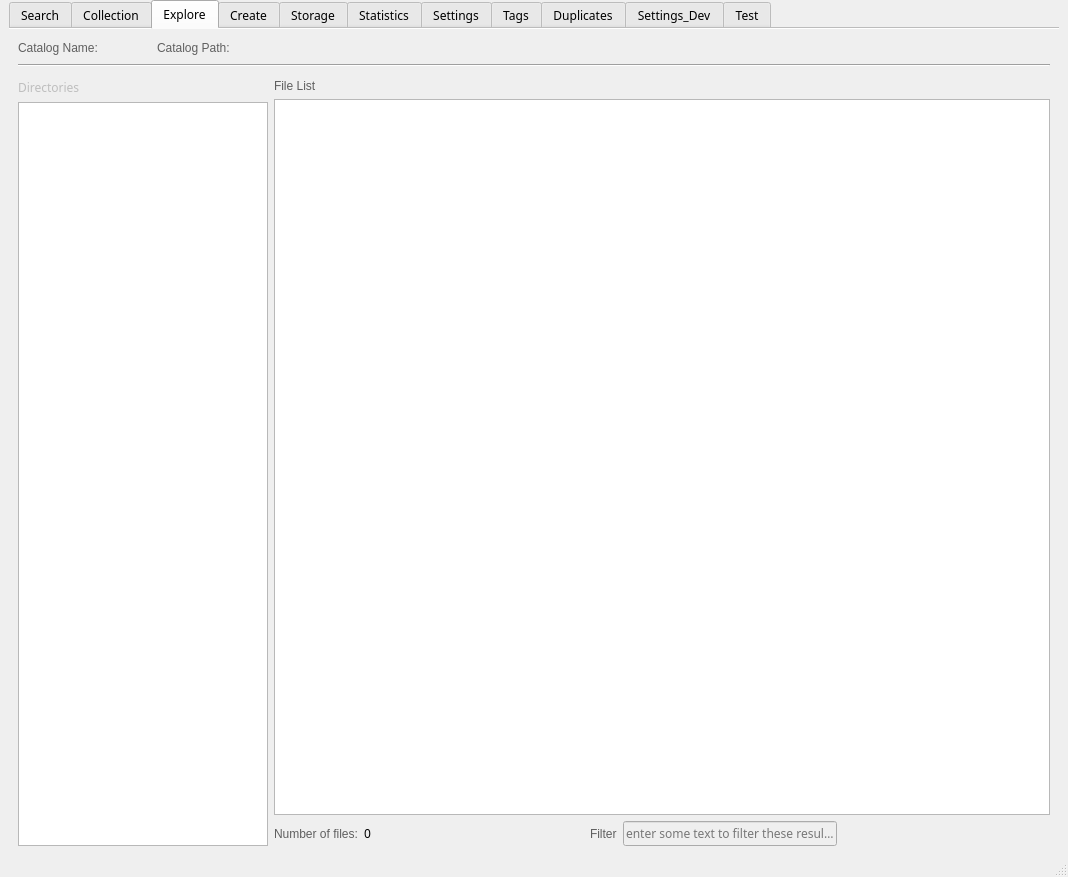
Qt form mainwindow.ui (StephaneCouturier/Katalog) before a commit.
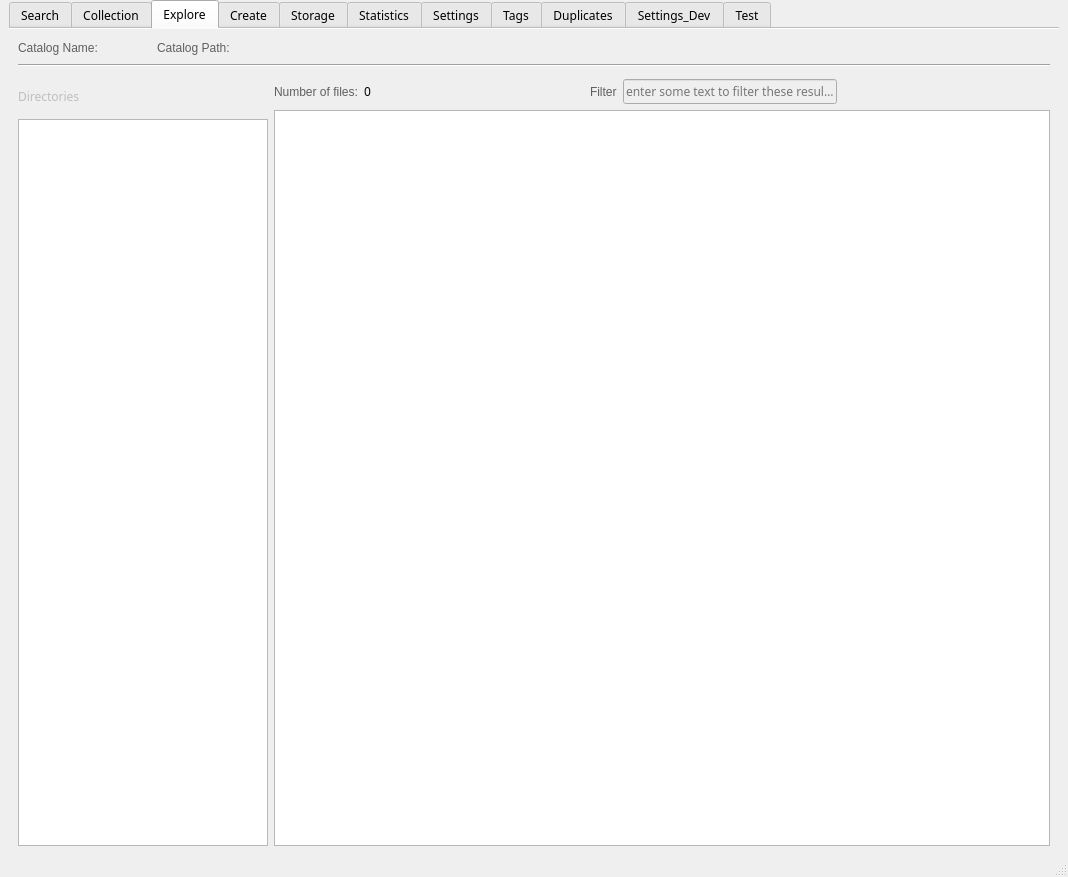
The same form after that commit. The open tabs and pages were chosen to show the change. Icons and pictures are not drawn. Custom widgets are drawn as their Qt base class.

Commit message: https://github.com/StephaneCouturier/Katalog/issues/79

What changed in the file:
```diff
--- a/mainwindow.ui
+++ b/mainwindow.ui
@@ -1685,6 +1685,12 @@
               <property name="enabled">
                <bool>false</bool>
               </property>
+              <property name="minimumSize">
+               <size>
+                <width>0</width>
+                <height>34</height>
+               </size>
+              </property>
               <property name="text">
                <string>Directories</string>
               </property>
@@ -1713,41 +1719,6 @@
           </item>
           <item>
            <layout class="QVBoxLayout" name="verticalLayout_3">
-            <item>
-             <widget class="QLabel" name="L_FlieList">
-              <property name="enabled">
-               <bool>true</bool>
-              </property>
-              <property name="styleSheet">
-               <string notr="true">color: rgb(95, 95, 95);</string>
-              </property>
-              <property name="text">
-               <string>File List</string>
-              </property>
-             </widget>
-            </item>
-            <item>
-             <widget class="QTreeView" name="TrV_FileList">
-              <property name="font">
-               <font>
-                <family>Noto Sans</family>
-                <pointsize>10</pointsize>
-               </font>
-              </property>
-              <property name="toolTip">
-               <string>Click to open the file</string>
-              </property>
-              <property name="editTriggers">
-               <set>QAbstractItemView::NoEditTriggers</set>
-              </property>
-              <property name="alternatingRowColors">
-               <bool>true</bool>
-              </property>
-              <property name="sortingEnabled">
-               <bool>true</bool>
-              </property>
-             </widget>
-            </item>
             <item>
              <layout class="QHBoxLayout" name="horizontalLayout_9">
               <item>
@@ -1836,6 +1807,28 @@
               </item>
              </layout>
             </item>
+            <item>
+             <widget class="QTreeView" name="TrV_FileList">
+              <property name="font">
+               <font>
+                <family>Noto Sans</family>
+                <pointsize>10</pointsize>
+               </font>
+              </property>
+              <property name="toolTip">
+               <string>Click to open the file</string>
+              </property>
+              <property name="editTriggers">
+               <set>QAbstractItemView::NoEditTriggers</set>
+              </property>
+              <property name="alternatingRowColors">
+               <bool>true</bool>
+              </property>
+              <property name="sortingEnabled">
+               <bool>true</bool>
+              </property>
+             </widget>
+            </item>
            </layout>
           </item>
          </layout>
```
Left out of the diff: 2 changed lines with no effect on the pictures.
